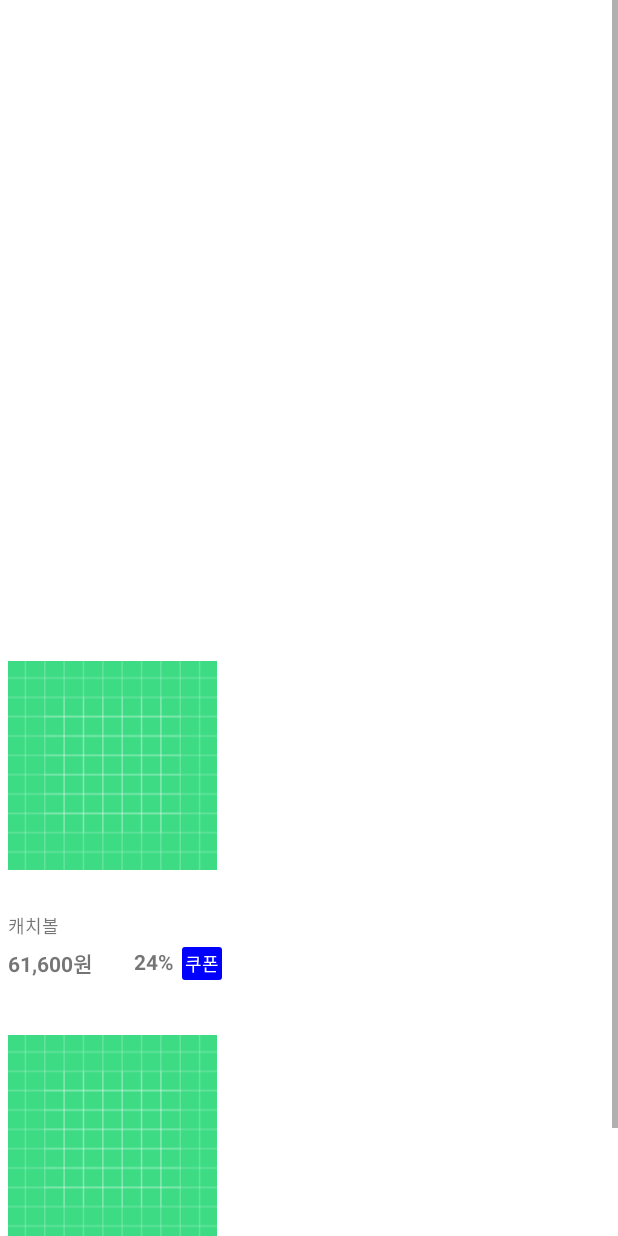
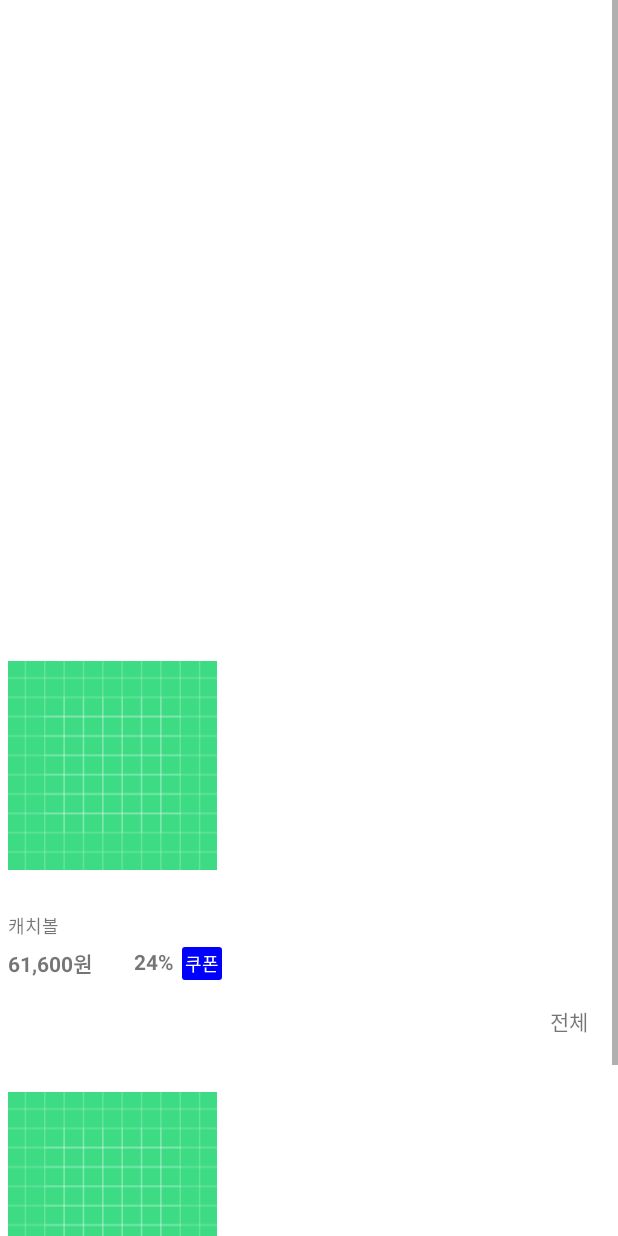
Before and after one commit to junseokseo9306/musin, an Android app: the layout fragment_home.xml on its own in the app's theme, with its tools: preview values and no code run, on a phone screen of 412 x 824 dp. Run offline under Robolectric (Android 15) with nearby library versions, the phone set to English and light mode, and no system bars; network calls fail.

Commit message:
feat: Horizontal 로 스크롤 되는 RecyclerView만 header Footer include tag를 활용하여 작성

```diff
--- a/app/src/main/res/layout/fragment_home.xml
+++ b/app/src/main/res/layout/fragment_home.xml
@@ -6,7 +6,15 @@
     <data>
 
         <variable
-            name="isGrid"
+            name="header"
+            type="com.example.musinsa.model.Item.ItemType.Header" />
+
+        <variable
+            name="isVisible"
+            type="Boolean" />
+
+        <variable
+            name="isRefresh"
             type="Boolean" />
     </data>
 
@@ -41,6 +49,18 @@
                 tools:itemCount="1"
                 tools:listitem="@layout/item_recycler_goods" />
 
+            <include
+                android:id="@+id/scroll_rv_header"
+                layout="@layout/item_recycler_header"
+                android:layout_width="match_parent"
+                android:layout_height="0dp"
+                android:layout_marginTop="16dp"
+                app:header="@{header}"
+                app:isVisible="@{isVisible}"
+                app:layout_constraintEnd_toEndOf="parent"
+                app:layout_constraintStart_toStartOf="parent"
+                app:layout_constraintTop_toBottomOf="@id/rv_grid_goods_area" />
+
             <androidx.recyclerview.widget.RecyclerView
                 android:id="@+id/rv_scroll_goods_area"
                 android:layout_width="match_parent"
@@ -49,9 +69,20 @@
                 app:layoutManager="androidx.recyclerview.widget.LinearLayoutManager"
                 app:layout_constraintEnd_toEndOf="parent"
                 app:layout_constraintStart_toStartOf="parent"
-                app:layout_constraintTop_toBottomOf="@id/rv_grid_goods_area"
+                app:layout_constraintTop_toBottomOf="@id/scroll_rv_header"
                 tools:itemCount="1"
                 tools:listitem="@layout/item_recycler_goods" />
+
+            <include
+                android:id="@+id/scroll_rv_footer"
+                layout="@layout/item_recycler_footer"
+                android:layout_width="match_parent"
+                android:layout_height="0dp"
+                android:layout_marginTop="16dp"
+                app:isRefresh="@{isRefresh}"
+                app:layout_constraintEnd_toEndOf="parent"
+                app:layout_constraintStart_toStartOf="parent"
+                app:layout_constraintTop_toBottomOf="@id/rv_scroll_goods_area" />
 
         </androidx.constraintlayout.widget.ConstraintLayout>
     </ScrollView>
--- a/app/src/main/res/layout/item_recycler_header.xml
+++ b/app/src/main/res/layout/item_recycler_header.xml
@@ -10,7 +10,7 @@
             type="com.example.musinsa.model.Item.ItemType.Header" />
 
         <variable
-            name="visible"
+            name="isVisible"
             type="Boolean" />
     </data>
 
@@ -28,7 +28,7 @@
             app:layout_constraintBottom_toBottomOf="parent"
             app:layout_constraintEnd_toStartOf="@id/tv_header_title"
             app:layout_constraintTop_toTopOf="parent"
-            app:visible="@{visible}" />
+            app:visible="@{isVisible}" />
 
         <TextView
             android:id="@+id/tv_header_title"
@@ -53,7 +53,7 @@
             app:layout_constraintBottom_toBottomOf="parent"
             app:layout_constraintEnd_toEndOf="parent"
             app:layout_constraintTop_toTopOf="parent"
-            app:visible="@{visible}" />
+            app:visible="@{isVisible}" />
 
     </androidx.constraintlayout.widget.ConstraintLayout>
 </layout>
```
Also changed, not shown: app/src/main/java/com/example/musinsa/ui/HomeFragment.kt (+8 -4 lines), app/src/main/java/com/example/musinsa/viewModel/HomeViewModel.kt (+8 -2 lines).
